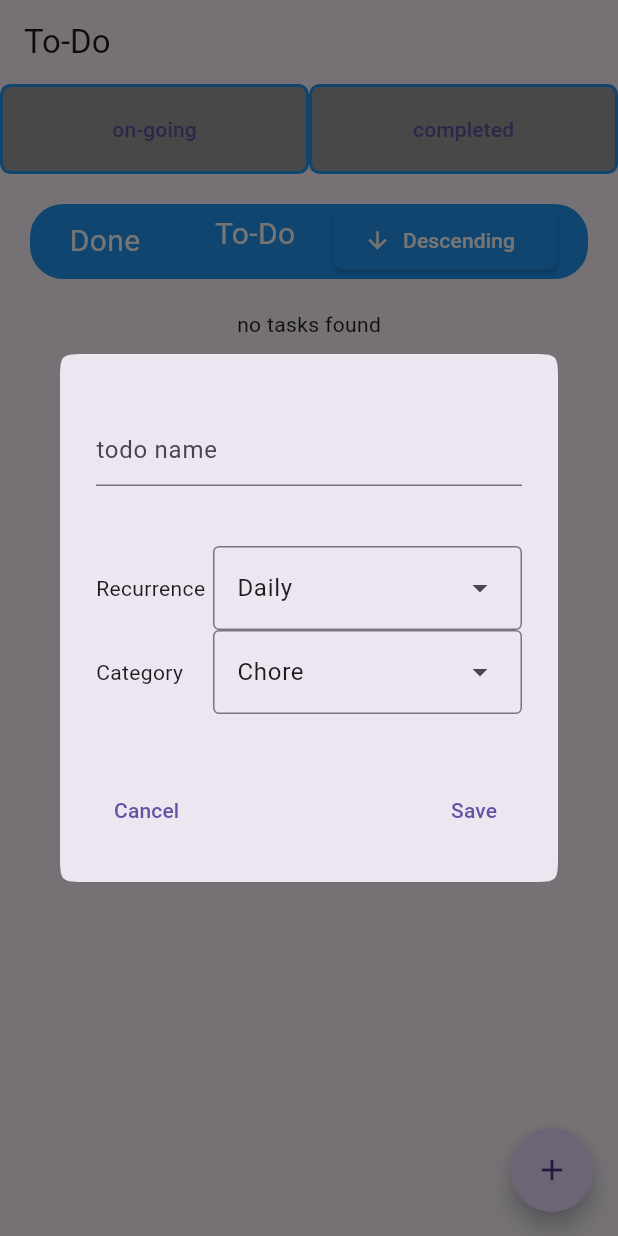
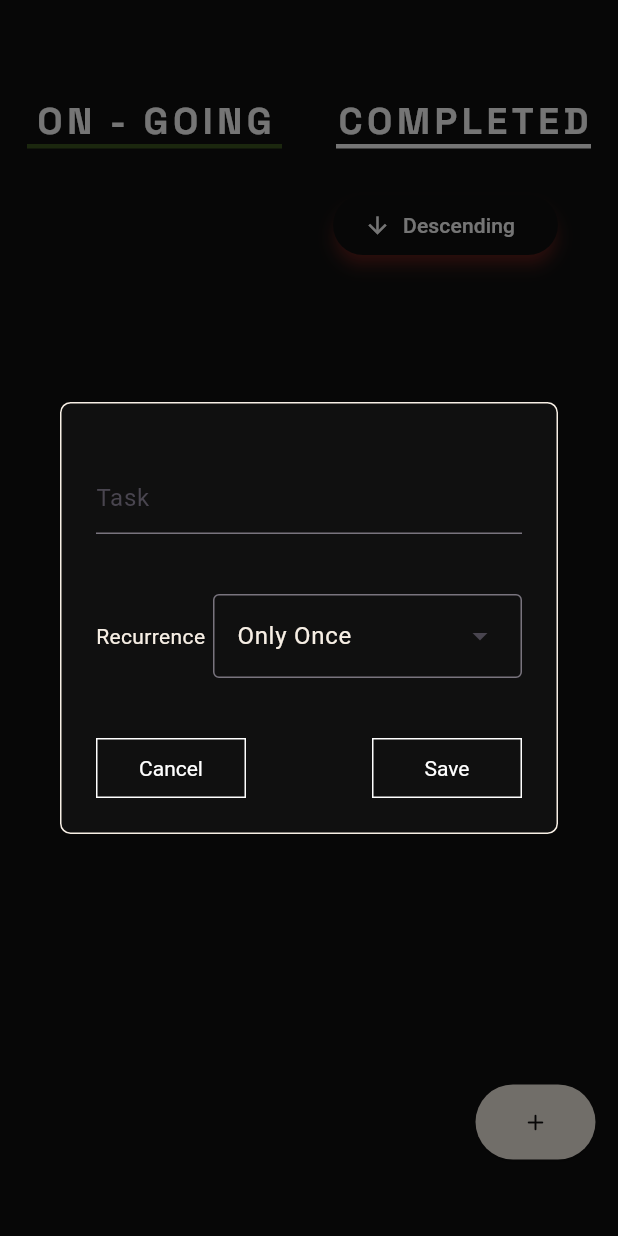
Before and after one commit to basheerkp/ToDo, a Flutter app: the screen it shows after launch, after a tap on "Ascending", after a tap on the "add" icon, on a phone screen of 412 x 824 dp. Run offline on Flutter 3.47's test engine with Material 2 defaults, Android fonts, the phone set to English and light mode, and no system bars; our stand-ins replace google_fonts.

Commit message:
polish and title,repeat values change on click
polished UI a bit. added options to change values of title and repeat timer by clicking on them

```diff
--- a/lib/assets/Home/data IO/newDO.dart
+++ b/lib/assets/Home/data IO/newDO.dart
@@ -15,9 +15,35 @@ class NewDo extends StatefulWidget {
 class _StateNewDo extends State<NewDo> {
   TextEditingController title = TextEditingController();
 
-  var timely = Timer.daily;
+  Timer timely = Timer.onetime;
 
   var cat = cats.chore;
+
+  var overlayEntry = OverlayEntry(
+    builder: (BuildContext context) {
+      return Container(
+        alignment: Alignment.bottomCenter,
+        child: Dismissible(
+          key: const Key("xyz"),
+          child: Container(
+            margin: const EdgeInsets.all(10),
+            decoration: const BoxDecoration(
+                borderRadius: BorderRadius.all(Radius.circular(12))),
+            alignment: Alignment.center,
+            height: 70,
+            child: Text(
+              "title can not be null".toUpperCase(),
+              style: const TextStyle(
+                fontSize: 30,
+                color: Colors.white,
+                decoration: TextDecoration.none,
+              ),
+            ),
+          ),
+        ),
+      );
+    },
+  );
 
   @override
   void dispose() {
@@ -31,19 +57,25 @@ class _StateNewDo extends State<NewDo> {
       child: SingleChildScrollView(
         keyboardDismissBehavior: ScrollViewKeyboardDismissBehavior.onDrag,
         child: AlertDialog(
-          shape: ContinuousRectangleBorder(
-              borderRadius: BorderRadius.circular(19)),
+          scrollable: true,
+          elevation: 0,
+          backgroundColor: const Color.fromARGB(255, 16, 16, 16),
+          shape: const RoundedRectangleBorder(
+              borderRadius: BorderRadius.all(Radius.circular(7)),
+              side: BorderSide(color: Color.fromARGB(255, 247, 239, 229))),
           actions: [
             const SizedBox(
               height: 40,
             ),
             TextField(
+              style: const TextStyle(
+                color: Color.fromARGB(255, 247, 239, 229),
+              ),
+              cursorColor: Colors.white,
               onTapOutside: (context) {
                 FocusManager.instance.primaryFocus?.unfocus();
               },
-              decoration: const InputDecoration(
-                hintText: "todo name",
-              ),
+              decoration: const InputDecoration(hintText: "Task"),
               controller: title,
             ),
             const SizedBox(
@@ -51,7 +83,9 @@ class _StateNewDo extends State<NewDo> {
             ),
             Row(
               children: [
-                const Text("Recurrence"),
+                const Text(
+                  "Recurrence",
+                ),
                 const Spacer(),
                 DropdownMenu(
                   width: MediaQuery.sizeOf(context).width / 2,
@@ -62,24 +96,8 @@ class _StateNewDo extends State<NewDo> {
                     DropdownMenuEntry(value: Timer.yearly, label: "Yearly"),
                     DropdownMenuEntry(value: Timer.onetime, label: "Only Once"),
                   ],
-                  initialSelection: Timer.daily,
+                  initialSelection: Timer.onetime,
                   onSelected: (value) => {timely = (value ?? timely)},
-                ),
-              ],
-            ),
-            Row(
-              children: [
-                const Text("Category"),
-                const Spacer(),
-                DropdownMenu(
-                  width: MediaQuery.sizeOf(context).width / 2,
-                  dropdownMenuEntries: const [
-                    DropdownMenuEntry(value: cats.chore, label: "Chore"),
-                    DropdownMenuEntry(
-                        value: cats.bucketList, label: "Bucket list"),
-                  ],
-                  initialSelection: cats.chore,
-                  onSelected: (value) => {cat = (value ?? cat)},
                 ),
               ],
             ),
@@ -88,58 +106,55 @@ class _StateNewDo extends State<NewDo> {
             ),
             Row(
               children: [
-                TextButton(
+                Container(
+                  width: 100,
+                  height: 40,
+                  decoration:
+                      BoxDecoration(border: Border.all(color: Colors.white)),
+                  child: TextButton(
                     onPressed: () {
                       Navigator.of(context).pop();
                     },
                     child: const Text(
                       "Cancel",
+                      style: TextStyle(color: Colors.white),
+                    ),
                   ),
                 ),
                 const Spacer(),
-                TextButton(
+                Container(
+                  width: 100,
+                  height: 40,
+                  decoration:
+                      BoxDecoration(border: Border.all(color: Colors.white)),
+                  child: TextButton(
                     onPressed: () {
                       if (title.text.isEmpty) {
-                      var overlayEntry = OverlayEntry(
-                        builder: (BuildContext context) {
-                          return Container(
-                            alignment: Alignment.bottomCenter,
-                            child: Dismissible(
-                              key: const Key("xyz"),
-                              child: Container(
-                                margin: const EdgeInsets.all(10),
-                                decoration: const BoxDecoration(
-                                    color: Colors.grey,
-                                    borderRadius:
-                                        BorderRadius.all(Radius.circular(12))),
-                                alignment: Alignment.center,
-                                height: 70,
-                                child: const Text(
-                                  "todo title is null",
-                                  style: TextStyle(
-                                    fontSize: 35,
-                                    color: Colors.white,
-                                    decoration: TextDecoration.none,
-                                  ),
-                                ),
-                              ),
-                            ),
-                          );
-                        },
-                      );
                         Overlay.of(context).insert(overlayEntry);
                         Future.delayed(const Duration(seconds: 3), () {
                           overlayEntry.remove();
                         });
                       } else {
                         widget.addtodo(
-                        todo(title.text, timely, cat, done: false),
+                          todo(
+                              title.text.toUpperCase(),
+                              timely,
+                              [
+                                Timer.yearly,
+                                Timer.monthly,
+                                Timer.weekly,
+                                Timer.daily
+                              ].contains(timely)
+                                  ? cats.chore
+                                  : cats.bucketList),
                         );
                         Navigator.of(context).pop();
                       }
                     },
                     child: const Text(
                       "Save",
+                      style: TextStyle(color: Colors.white),
+                    ),
                   ),
                 )
               ],
--- a/lib/assets/Home/home_page.dart
+++ b/lib/assets/Home/home_page.dart
@@ -1,4 +1,5 @@
 import 'package:flutter/material.dart';
+import 'package:google_fonts/google_fonts.dart';
 
 import '../Storage/temp/datas.dart';
 import '../Storage/temp/todo.dart';
@@ -19,18 +20,14 @@ class HomePage extends StatefulWidget {
 
 class _StateHomePage extends State<HomePage> {
   bool done = false;
-
-  void addtodo(todo newobj) {
-    setState(() {
-      todo_list.add(newobj);
-    });
-  }
+  Color LineColor = const Color.fromARGB(255, 59, 86, 31);
 
   @override
   Widget build(BuildContext context) {
     return Scaffold(
+      resizeToAvoidBottomInset: false,
       appBar: AppBar(
-        title: const Text("To-Do"),
+        title: const Center(child: Text("")),
       ),
       body: Column(
         mainAxisSize: MainAxisSize.min,
@@ -38,52 +35,78 @@ class _StateHomePage extends State<HomePage> {
           Row(
             children: [
               Container(
-                  decoration: BoxDecoration(
-                      color: Colors.grey,
-                      border: Border.all(color: Colors.blue, width: 2),
-                      borderRadius: BorderRadius.circular(7)),
+                  decoration:
+                      BoxDecoration(borderRadius: BorderRadius.circular(7)),
                   height: 60,
                   width: MediaQuery.of(context).size.width / 2,
                   child: TextButton(
+                    style: const ButtonStyle(
+                      animationDuration: Duration.zero,
+                    ),
                     onPressed: () {
                       setState(() {
                         done = false;
                       });
                     },
-                    child: const Text("on-going"),
+                    child: Column(
+                      children: [
+                        Text(
+                          "ON - GOING",
+                          style: GoogleFonts.spaceGrotesk(
+                            fontSize: 25,
+                            color: Colors.white,
+                            letterSpacing: 3,
+                            fontWeight: FontWeight.bold,
+                          ),
+                        ),
+                        Container(
+                          height: 3,
+                          width: 170,
+                          decoration: BoxDecoration(
+                              color: done ? Colors.white : LineColor),
+                        )
+                      ],
+                    ),
                   )),
               Container(
-                  decoration: BoxDecoration(
-                      color: Colors.grey,
-                      border: Border.all(color: Colors.blue, width: 2),
-                      borderRadius: BorderRadius.circular(7)),
+                  decoration:
+                      BoxDecoration(borderRadius: BorderRadius.circular(7)),
                   height: 60,
                   width: MediaQuery.of(context).size.width / 2,
                   child: TextButton(
+                    style: const ButtonStyle(
+                      animationDuration: Duration.zero,
+                    ),
                     onPressed: () {
                       setState(() {
                         done = true;
                       });
                     },
-                    child: const Text("completed"),
+                    child: Column(
+                      children: [
+                        Text(
+                          "COMPLETED",
+                          style: GoogleFonts.spaceGrotesk(
+                            fontSize: 25,
+                            color: Colors.white,
+                            letterSpacing: 3,
+                            fontWeight: FontWeight.bold,
+                          ),
+                        ),
+                        Container(
+                          height: 3,
+                          width: 170,
+                          decoration: BoxDecoration(
+                              color: done ? LineColor : Colors.white),
+                        )
+                      ],
+                    ),
                   )),
             ],
           ),
           done ? const Completed() : const NotCompleted()
         ],
       ),
-      floatingActionButton: FloatingActionButton(
-        shape: const CircleBorder(),
-        onPressed: () {
-          showDialog(
-              barrierDismissible: false,
-              context: context,
-              builder: (BuildContext context) {
-                return NewDo(addtodo: addtodo);
-              });
-        },
-        child: const Icon(Icons.add_rounded),
-      ),
     );
   }
 }
--- a/lib/assets/Home/non_completed.dart
+++ b/lib/assets/Home/non_completed.dart
@@ -11,61 +11,49 @@ class _NotCompletedState extends State<NotCompleted> {
   bool asc = true;
   bool showDone = false;
 
+  void addtodo(todo newobj) {
+    setState(() {
+      todo_list.add(newobj);
+    });
+  }
+
+  void tododone(int index) {
+    setState(() {
+      done_list.insert(0, todo_list[index]);
+      todo_list.removeAt(index);
+    });
+  }
+
   List get sortedTodos {
-    List sortedTodo = List.of(todo_list);
-    sortedTodo.sort((a, b) {
+    todo_list.sort((a, b) {
       final bComesAfterA = a.title.compareTo(b.title);
       return asc ? bComesAfterA : -bComesAfterA;
     });
-    return sortedTodo;
-  }
-
-  void tododone(int index) {
-    print(done_list.last);
-    setState(() {
-      done_list.add(todo_list[index]);
-      todo_list.removeAt(index);
-    });
+    return todo_list;
   }
 
   @override
   Widget build(BuildContext context) {
     return Column(
+      mainAxisAlignment: MainAxisAlignment.end,
+      crossAxisAlignment: CrossAxisAlignment.end,
       mainAxisSize: MainAxisSize.min,
       children: [
-        Container(
-          margin: const EdgeInsets.all(20),
-          decoration: const BoxDecoration(
-              color: Colors.blue,
-              borderRadius: BorderRadius.all(Radius.circular(22))),
-          child: Row(
+        Row(
           crossAxisAlignment: CrossAxisAlignment.start,
           children: [
-              Container(
-                width: 100,
-                height: 50,
-                alignment: Alignment.center,
-                child: const Text(
-                  "Done",
-                  style: TextStyle(fontSize: 20, color: Colors.white),
-                ),
-              ),
-              Container(
-                width: 100,
-                height: 40,
-                alignment: Alignment.center,
-                child: const Text(
-                  "To-Do",
-                  style: TextStyle(fontSize: 20, color: Colors.white),
-                ),
-              ),
             const Spacer(),
             Container(
-                margin: const EdgeInsets.only(right: 20),
+              margin: const EdgeInsets.only(right: 40, top: 10, bottom: 20),
               width: 150,
               child: ElevatedButton.icon(
-                  style: const ButtonStyle(
-                      backgroundColor: MaterialStatePropertyAll(Colors.blue)),
+                style: ButtonStyle(
+                    shadowColor: asc
+                        ? const MaterialStatePropertyAll(Colors.blue)
+                        : const MaterialStatePropertyAll(Colors.red),
+                    elevation: const MaterialStatePropertyAll(4),
+                    backgroundColor: const MaterialStatePropertyAll(
+                        Color.fromARGB(255, 16, 16, 16))),
                 onPressed: () {
                   setState(() {
                     asc = asc ? false : true;
@@ -93,13 +81,43 @@ class _NotCompletedState extends State<NotCompleted> {
             ),
           ],
         ),
-        ),
         sortedTodos.isEmpty
-            ? const Text("no tasks found")
-            : DoList(
+            ? Container(
+                alignment: Alignment.center,
+                height: MediaQuery.of(context).size.height - 295,
+                child: Text(
+                  "NO TASKS",
+                  style: GoogleFonts.inter(fontSize: 50, color: Colors.white),
+                ))
+            : SizedBox(
+                height: MediaQuery.of(context).size.height - 295,
+                child: DoList(
                   sort: asc,
                   doList: sortedTodos,
                   donefunction: tododone,
+                ),
+              ),
+        Container(
+          margin: const EdgeInsets.only(right: 15, bottom: 15),
+          width: 80,
+          height: 50,
+          child: ElevatedButton(
+            style: const ButtonStyle(
+                backgroundColor: MaterialStatePropertyAll(
+                    Color.fromARGB(255, 247, 239, 229))),
+            onPressed: () {
+              showDialog(
+                  barrierDismissible: false,
+                  context: context,
+                  builder: (BuildContext context) {
+                    return NewDo(addtodo: addtodo);
+                  });
+            },
+            child: const Icon(
+              Icons.add_rounded,
+              color: Color.fromARGB(255, 16, 16, 16),
+            ),
+          ),
         ),
       ],
     );
--- a/lib/assets/Storage/temp/todo.dart
+++ b/lib/assets/Storage/temp/todo.dart
@@ -15,12 +15,10 @@ class todo {
   String title;
   Timer timer;
   cats category;
-  bool done;
 
   todo(
     this.title,
     this.timer,
-    this.category, {
-    this.done = false,
-  });
+    this.category,
+  );
 }
--- a/lib/main.dart
+++ b/lib/main.dart
@@ -7,10 +7,23 @@ void main() {
     MaterialApp(
       theme: ThemeData(
           useMaterial3: true,
-          elevatedButtonTheme: const ElevatedButtonThemeData(
+          scaffoldBackgroundColor: const Color.fromARGB(255, 16, 16, 16),
+          appBarTheme: const AppBarTheme(
+              color: Color.fromARGB(255, 16, 16, 16),
+              foregroundColor: Color.fromARGB(255, 247, 239, 229)),
+          textTheme: const TextTheme(
+            bodyMedium: TextStyle(color: Color.fromARGB(255, 247, 239, 229)),
+          ),
+          hintColor: Colors.white,
+          dropdownMenuTheme: const DropdownMenuThemeData(
+            textStyle: TextStyle(
+              color: Color.fromARGB(255, 247, 239, 229),
+            ),
+          ),
+          textButtonTheme: const TextButtonThemeData(
               style: ButtonStyle(
-                  shape: MaterialStatePropertyAll(RoundedRectangleBorder(
-                      borderRadius: BorderRadius.all(Radius.circular(7))))))),
+                  textStyle: MaterialStatePropertyAll(
+                      TextStyle(color: Color.fromARGB(255, 247, 239, 229)))))),
       debugShowCheckedModeBanner: false,
       home: const HomePage(),
     ),
```
Also changed, not shown: lib/assets/Home/completed.dart (+17 -26 lines), lib/assets/Home/data IO/repeatchanger.dart (added, +102 -0 lines), lib/assets/Home/data IO/titlechange.dart (added, +86 -0 lines), lib/assets/Home/outlay/do_item.dart (+50 -22 lines), lib/assets/Home/outlay/do_list.dart (+9 -19 lines). Lines whose indentation alone changed are shown as unchanged.
